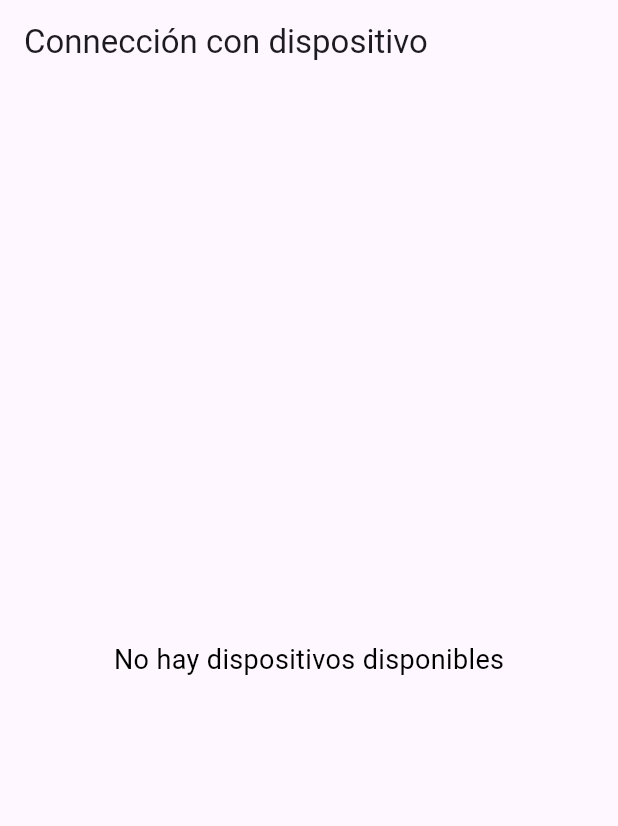
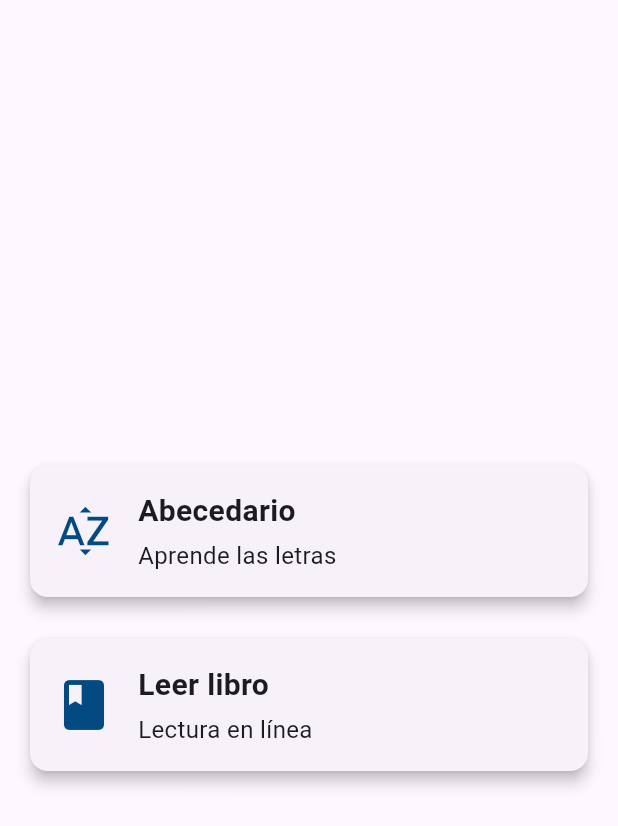
Before and after one commit to LuisCalleLazo/Simple_App_Bt_Uni, a Flutter app: the screen it shows after launch, on a phone screen of 412 x 824 dp. Shown: the top 826 px of the screen. Run offline on Flutter 3.47's test engine with Material 3 defaults, Android fonts, the phone set to English and light mode, and no system bars; our stand-ins replace flutter_bluetooth_serial, go_router, permission_handler.

```diff
--- a/lib/config/routes.dart
+++ b/lib/config/routes.dart
@@ -1,10 +1,28 @@
 import 'package:go_router/go_router.dart';
+import 'package:simple_app_bt_uni/presentation/pages/alphabet_steps_page.dart';
 import 'package:simple_app_bt_uni/presentation/pages/connect_page.dart';
 import 'package:simple_app_bt_uni/presentation/pages/home_page.dart';
+import 'package:simple_app_bt_uni/presentation/pages/init_page.dart';
+import 'package:simple_app_bt_uni/presentation/pages/list_books_page.dart';
 
 final appRouter = GoRouter(
-  initialLocation: '/auth/connect',
+  initialLocation: '/',
   routes: [
+    GoRoute(
+      path: '/aphabet_steps',
+      name: AlphabetStepsPage.name,
+      builder: (context, state) => const AlphabetStepsPage(),
+    ),
+    GoRoute(
+      path: '/list_books',
+      name: ListBooksPage.name,
+      builder: (context, state) => const ListBooksPage(),
+    ),
+    GoRoute(
+      path: '/',
+      name: InitPage.name,
+      builder: (context, state) => const InitPage(),
+    ),
     GoRoute(
       path: '/auth/connect',
       name: ConnectPage.name,
--- /dev/null
+++ b/lib/presentation/pages/init_page.dart
@@ -0,0 +1,78 @@
+import 'package:flutter/material.dart';
+import 'package:go_router/go_router.dart';
+
+class InitPage extends StatelessWidget {
+  static String name = "init";
+  const InitPage({super.key});
+
+  void _goToAlphabet(BuildContext context) {
+    context.push("/aphabet_steps");
+  }
+
+  void _readBookOnline(BuildContext context) {
+    context.push("/list_books");
+  }
+
+  @override
+  Widget build(BuildContext context) {
+    return Scaffold(
+      body: Padding(
+        padding: const EdgeInsets.all(16.0),
+        child: Column(
+          mainAxisAlignment: MainAxisAlignment.center,
+          children: [
+            _buildOptionCard(
+              context,
+              icon: Icons.sort_by_alpha,
+              title: "Abecedario",
+              subtitle: "Aprende las letras",
+              onTap: () => _goToAlphabet(context),
+            ),
+            const SizedBox(height: 20),
+            _buildOptionCard(
+              context,
+              icon: Icons.book,
+              title: "Leer libro",
+              subtitle: "Lectura en línea",
+              onTap: () => _readBookOnline(context),
+            ),
+          ],
+        ),
+      ),
+    );
+  }
+
+  Widget _buildOptionCard(BuildContext context,
+      {required IconData icon,
+      required String title,
+      required String subtitle,
+      required VoidCallback onTap}) {
+    return Card(
+      elevation: 4,
+      shape: RoundedRectangleBorder(borderRadius: BorderRadius.circular(12)),
+      child: InkWell(
+        onTap: onTap,
+        borderRadius: BorderRadius.circular(12),
+        child: Padding(
+          padding: const EdgeInsets.all(16.0),
+          child: Row(
+            children: [
+              Icon(icon, size: 40),
+              const SizedBox(width: 16),
+              Column(
+                crossAxisAlignment: CrossAxisAlignment.start,
+                children: [
+                  Text(title,
+                      style: const TextStyle(
+                          fontSize: 20, fontWeight: FontWeight.bold)),
+                  const SizedBox(height: 4),
+                  Text(subtitle, style: const TextStyle(fontSize: 16)),
+                ],
+              ),
+            ],
+          ),
+        ),
+      ),
+    );
+  }
+}
--- a/lib/presentation/screens/login_screen.dart
+++ b/lib/presentation/screens/login_screen.dart
@@ -73,6 +73,7 @@ class _LoginScreenState extends State<LoginScreen> {
                 child: BtnTextDefault(
                   text: isConnecting ? "Conectando..." : "Iniciar Conexión",
                   onPressed: () {
+
                     context.push('/home');
                   },
                 ),
@@ -82,5 +83,7 @@ class _LoginScreenState extends State<LoginScreen> {
         ],
       ),
     );
+
   }
+
 }
```
Also changed, not shown: lib/presentation/pages/alphabet_steps_page.dart (added, +52 -0 lines), lib/presentation/pages/home_page.dart (+72 -33 lines), lib/presentation/pages/list_books_page.dart (added, +88 -0 lines), pubspec.lock, 2 other files.
